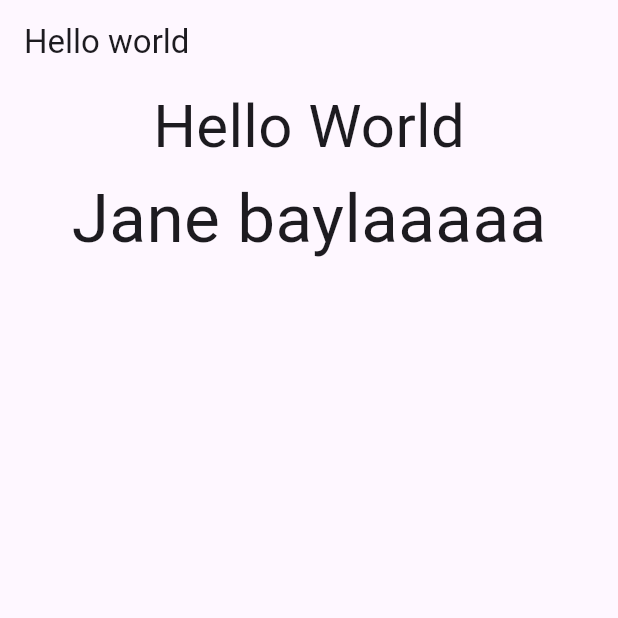
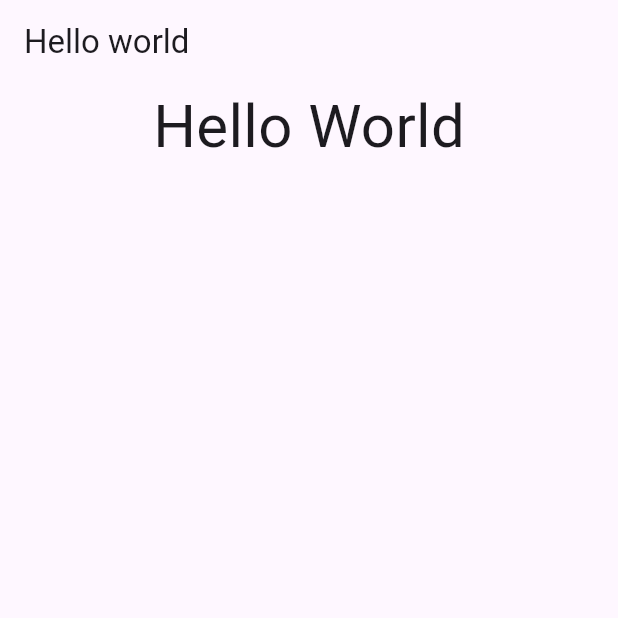
Before and after one commit to MeetJotaniya/odoo, a Flutter app: the screen it shows after launch, on a phone screen of 412 x 824 dp, the top half of it. Run offline on Flutter 3.47's test engine with Material 3 defaults, Android fonts, the phone set to English and light mode, and no system bars.

Commit message:
No Changes

```diff
--- a/lib/hello.dart
+++ b/lib/hello.dart
@@ -14,9 +14,6 @@ class Hello extends StatelessWidget {
           Center(
             child : Text("Hello World" , style: TextStyle(fontSize: 40),)
           ),
-          Center(
-            child: Text("Jane baylaaaaa" , style: TextStyle(fontSize: 45),),
-          )
         ],
       ),
     );
```
